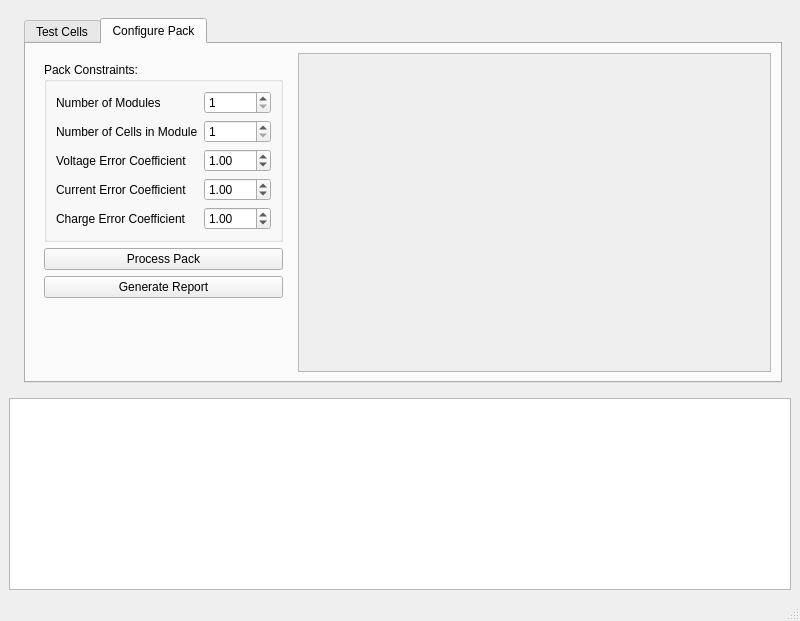
The window that src/mainwindow.ui (Lexcelon/batlab-toolkit-gui) describes before a commit, drawn with Qt 5.
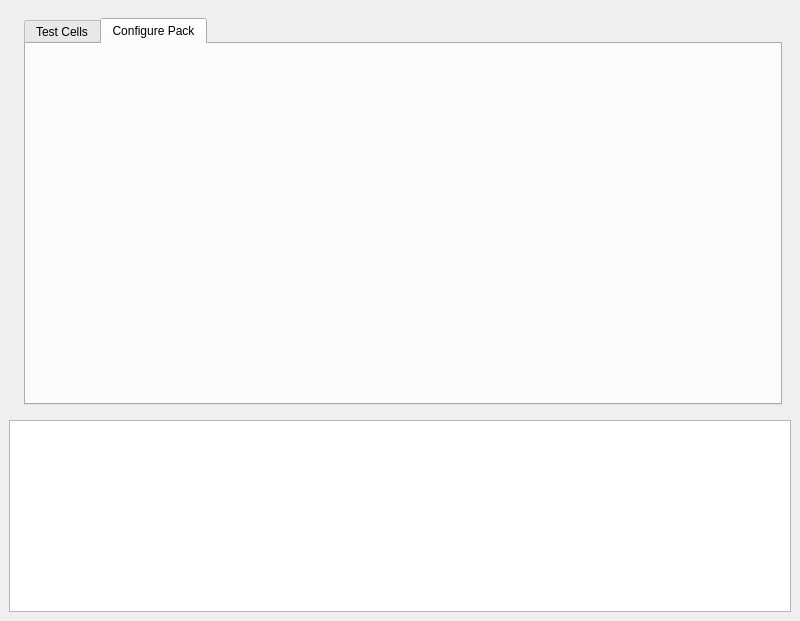
The same window after the commit. The open tabs and pages were chosen to show the change. Custom widgets are drawn as their Qt base class.

What changed in the file:
```diff
--- a/src/mainwindow.ui
+++ b/src/mainwindow.ui
@@ -19,7 +19,7 @@
   <property name="windowTitle">
    <string>Batlab Toolkit GUI</string>
   </property>
-  <widget class="QWidget" name="centralwidget">
+  <widget class="QWidget" name="old_centralWidget">
    <layout class="QGridLayout" name="gridLayout_2">
     <item row="0" column="0">
      <widget class="QFrame" name="frame">
@@ -66,7 +66,7 @@
          <property name="currentIndex">
           <number>0</number>
          </property>
-         <widget class="QWidget" name="testCellsTab">
+         <widget class="QWidget" name="old_testCellsTab">
           <attribute name="title">
            <string>Test Cells</string>
           </attribute>
@@ -90,225 +90,16 @@
                 </property>
                </widget>
               </item>
-              <item row="2" column="0">
-               <widget class="QPushButton" name="newCellPlaylistButton">
-                <property name="text">
-                 <string>New Cell Playlist</string>
-                </property>
-               </widget>
-              </item>
              </layout>
             </widget>
            </item>
-           <item>
-            <layout class="QVBoxLayout" name="verticalLayout_10">
-             <item>
-              <widget class="QLabel" name="label_12">
-               <property name="text">
-                <string>Tests:</string>
-               </property>
-              </widget>
-             </item>
-             <item>
-              <widget class="QPushButton" name="testDataButton">
-               <property name="text">
-                <string>Open Test</string>
-               </property>
-              </widget>
-             </item>
-             <item>
-              <spacer name="verticalSpacer_8">
-               <property name="orientation">
-                <enum>Qt::Vertical</enum>
-               </property>
-               <property name="sizeHint" stdset="0">
-                <size>
-                 <width>731</width>
-                 <height>13</height>
-                </size>
-               </property>
-              </spacer>
-             </item>
-            </layout>
-           </item>
-           <item>
-            <layout class="QVBoxLayout" name="verticalLayout_2">
-             <item>
-              <widget class="HistogramWidget" name="voltageGraph" native="true"/>
-             </item>
-             <item>
-              <widget class="HistogramWidget" name="currentGraph" native="true"/>
-             </item>
-             <item>
-              <widget class="HistogramWidget" name="temperatureGraph" native="true"/>
-             </item>
-            </layout>
-           </item>
           </layout>
          </widget>
-         <widget class="QWidget" name="configurePackTab">
+         <widget class="QWidget" name="old_configurePackTab">
           <attribute name="title">
            <string>Configure Pack</string>
           </attribute>
-          <layout class="QHBoxLayout" name="horizontalLayout_2">
-           <item>
-            <layout class="QHBoxLayout" name="horizontalLayout_3">
-             <item>
-              <widget class="QWidget" name="widget" native="true">
-               <layout class="QGridLayout" name="gridLayout_5">
-                <item row="4" column="0">
-                 <widget class="QPushButton" name="generateReportButton">
-                  <property name="text">
-                   <string>Generate Report</string>
-                  </property>
-                 </widget>
-                </item>
-                <item row="3" column="0">
-                 <widget class="QPushButton" name="processPackButton">
-                  <property name="text">
-                   <string>Process Pack</string>
-                  </property>
-                 </widget>
-                </item>
-                <item row="2" column="0">
-                 <widget class="QGroupBox" name="packConstraintsBox">
-                  <property name="title">
-                   <string>Pack Constraints:</string>
-                  </property>
-                  <layout class="QGridLayout" name="gridLayout_6">
-                   <item row="4" column="0">
-                    <widget class="QLabel" name="label_3">
-                     <property name="text">
-                      <string>Number of Cells in Module</string>
-                     </property>
-                    </widget>
-                   </item>
-                   <item row="8" column="1">
-                    <widget class="QDoubleSpinBox" name="chargeCoefficientSpinbox">
-                     <property name="value">
-                      <double>1.000000000000000</double>
-                     </property>
-                    </widget>
-                   </item>
-                   <item row="4" column="1">
-                    <widget class="QSpinBox" name="cellsPerModuleSpinbox">
-                     <property name="minimum">
-                      <number>1</number>
-                     </property>
-                     <property name="maximum">
-                      <number>999999999</number>
-                     </property>
-                    </widget>
-                   </item>
-                   <item row="3" column="0">
-                    <widget class="QLabel" name="label_2">
-                     <property name="text">
-                      <string>Number of Modules</string>
-                     </property>
-                    </widget>
-                   </item>
-                   <item row="5" column="0">
-                    <widget class="QLabel" name="label_4">
-                     <property name="text">
-                      <string>Voltage Error Coefficient</string>
-                     </property>
-                    </widget>
-                   </item>
-                   <item row="5" column="1">
-                    <widget class="QDoubleSpinBox" name="voltageCoefficientSpinbox">
-                     <property name="value">
-                      <double>1.000000000000000</double>
-                     </property>
-                    </widget>
-                   </item>
-                   <item row="7" column="1">
-                    <widget class="QDoubleSpinBox" name="currentCoefficientSpinbox">
-                     <property name="value">
-                      <double>1.000000000000000</double>
-                     </property>
-                    </widget>
-                   </item>
-                   <item row="7" column="0">
-                    <widget class="QLabel" name="label_5">
-                     <property name="text">
-                      <string>Current Error Coefficient</string>
-                     </property>
-                    </widget>
-                   </item>
-                   <item row="8" column="0">
-                    <widget class="QLabel" name="label_6">
-                     <property name="text">
-                      <string>Charge Error Coefficient</string>
-                     </property>
-                    </widget>
-                   </item>
-                   <item row="3" column="1">
-                    <widget class="QSpinBox" name="numberOfModulesSpinbox">
-                     <property name="minimum">
-                      <number>1</number>
-                     </property>
-                     <property name="maximum">
-                      <number>999999999</number>
-                     </property>
-                    </widget>
-                   </item>
-                  </layout>
-                 </widget>
-                </item>
-                <item row="5" column="0">
-                 <spacer name="verticalSpacer_2">
-                  <property name="orientation">
-                   <enum>Qt::Vertical</enum>
-                  </property>
-                  <property name="sizeHint" stdset="0">
-                   <size>
-                    <width>20</width>
-                    <height>40</height>
-                   </size>
-                  </property>
-                 </spacer>
-                </item>
-               </layout>
-              </widget>
-             </item>
-            </layout>
-           </item>
-           <item>
-            <widget class="QScrollArea" name="scrollArea">
-             <property name="sizePolicy">
-              <sizepolicy hsizetype="Expanding" vsizetype="Preferred">
-               <horstretch>0</horstretch>
-               <verstretch>0</verstretch>
-              </sizepolicy>
-             </property>
-             <property name="lineWidth">
-              <number>0</number>
-             </property>
-             <property name="widgetResizable">
-              <bool>true</bool>
-             </property>
-             <widget class="QWidget" name="scrollAreaWidgetContents">
-              <property name="geometry">
-               <rect>
-                <x>0</x>
-                <y>0</y>
-                <width>407</width>
-                <height>296</height>
-               </rect>
-              </property>
-              <layout class="QGridLayout" name="gridLayout_7">
-               <item row="0" column="0">
-                <layout class="QVBoxLayout" name="packLayout">
-                 <property name="spacing">
-                  <number>0</number>
-                 </property>
-                </layout>
-               </item>
-              </layout>
-             </widget>
-            </widget>
-           </item>
-          </layout>
+          <layout class="QHBoxLayout" name="horizontalLayout_2"/>
          </widget>
         </widget>
        </item>
@@ -336,26 +127,7 @@
     </item>
    </layout>
   </widget>
-  <widget class="QMenuBar" name="menubar">
-   <property name="geometry">
-    <rect>
-     <x>0</x>
-     <y>0</y>
-     <width>800</width>
-     <height>20</height>
-    </rect>
-   </property>
-  </widget>
-  <widget class="QStatusBar" name="statusbar"/>
  </widget>
- <customwidgets>
-  <customwidget>
-   <class>HistogramWidget</class>
-   <extends>QWidget</extends>
-   <header>histogramwidget.h</header>
-   <container>1</container>
-  </customwidget>
- </customwidgets>
  <resources/>
  <connections/>
 </ui>
```
